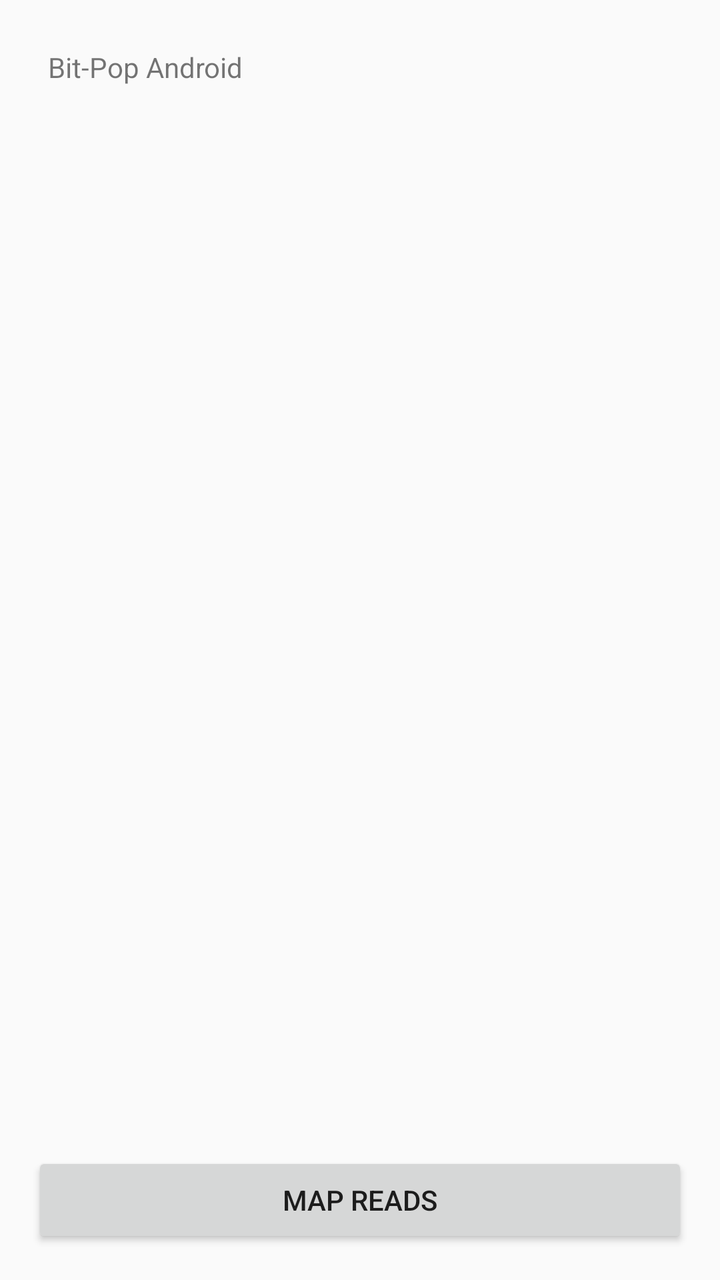
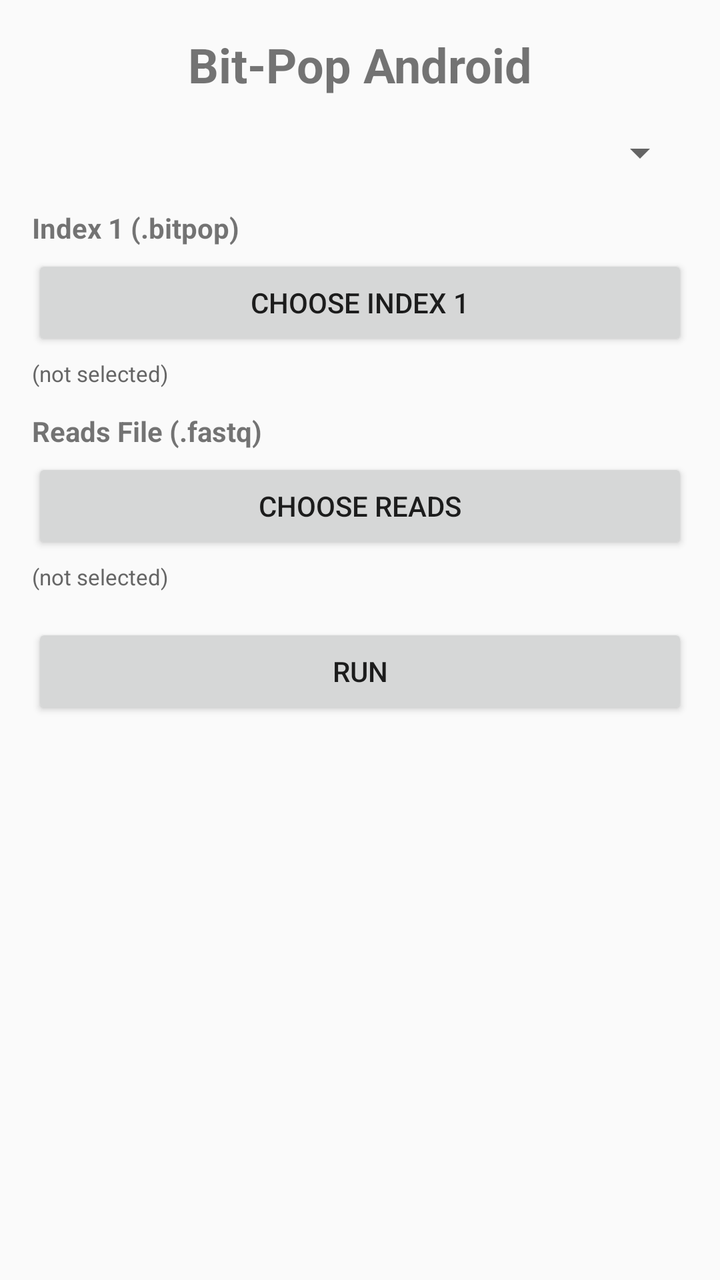

The first picture is an Android layout as it rendered before a commit; the second is the same layout after the commit. The layout source and the unified diff follow.
<!-- AndroidManifest.xml: application theme Theme.AppCompat.Light.DarkActionBar -->
<!-- res/layout/activity_main.xml -->
<?xml version="1.0" encoding="utf-8"?>
<androidx.constraintlayout.widget.ConstraintLayout
    xmlns:android="http://schemas.android.com/apk/res/android"
    xmlns:app="http://schemas.android.com/apk/res-auto"
    android:layout_width="match_parent"
    android:layout_height="match_parent"
    android:padding="16dp">

    <TextView
        android:id="@+id/statusText"
        android:layout_width="0dp"
        android:layout_height="0dp"
        android:text="Bit-Pop Android"
        android:textSize="14sp"
        android:padding="8dp"
        app:layout_constraintTop_toTopOf="parent"
        app:layout_constraintBottom_toTopOf="@+id/mapButton"
        app:layout_constraintStart_toStartOf="parent"
        app:layout_constraintEnd_toEndOf="parent" />

    <Button
        android:id="@+id/mapButton"
        android:layout_width="0dp"
        android:layout_height="wrap_content"
        android:text="Map Reads"
        app:layout_constraintBottom_toTopOf="@+id/progressBar"
        app:layout_constraintStart_toStartOf="parent"
        app:layout_constraintEnd_toEndOf="parent" />

    <ProgressBar
        android:id="@+id/progressBar"
        style="?android:attr/progressBarStyleHorizontal"
        android:layout_width="0dp"
        android:layout_height="wrap_content"
        android:visibility="gone"
        app:layout_constraintBottom_toBottomOf="parent"
        app:layout_constraintStart_toStartOf="parent"
        app:layout_constraintEnd_toEndOf="parent" />

</androidx.constraintlayout.widget.ConstraintLayout>
<!-- resources referenced by this layout -->
<resources>

</resources>

<!-- the commit's change to res/layout/activity_main.xml (unified diff, before → after) -->
@@ -1,40 +1,182 @@
 <?xml version="1.0" encoding="utf-8"?>
-<androidx.constraintlayout.widget.ConstraintLayout
+<ScrollView
     xmlns:android="http://schemas.android.com/apk/res/android"
-    xmlns:app="http://schemas.android.com/apk/res-auto"
     android:layout_width="match_parent"
     android:layout_height="match_parent"
     android:padding="16dp">
 
-    <TextView
-        android:id="@+id/statusText"
-        android:layout_width="0dp"
-        android:layout_height="0dp"
-        android:text="Bit-Pop Android"
-        android:textSize="14sp"
-        android:padding="8dp"
-        app:layout_constraintTop_toTopOf="parent"
-        app:layout_constraintBottom_toTopOf="@+id/mapButton"
-        app:layout_constraintStart_toStartOf="parent"
-        app:layout_constraintEnd_toEndOf="parent" />
+    <LinearLayout
+        android:layout_width="match_parent"
+        android:layout_height="wrap_content"
+        android:orientation="vertical">
 
-    <Button
-        android:id="@+id/mapButton"
-        android:layout_width="0dp"
-        android:layout_height="wrap_content"
-        android:text="Map Reads"
-        app:layout_constraintBottom_toTopOf="@+id/progressBar"
-        app:layout_constraintStart_toStartOf="parent"
-        app:layout_constraintEnd_toEndOf="parent" />
+        <TextView
+            android:layout_width="match_parent"
+            android:layout_height="wrap_content"
+            android:text="Bit-Pop Android"
+            android:textSize="24sp"
+            android:textStyle="bold"
+            android:gravity="center"
+            android:layout_marginBottom="16dp" />
 
-    <ProgressBar
-        android:id="@+id/progressBar"
-        style="?android:attr/progressBarStyleHorizontal"
-        android:layout_width="0dp"
-        android:layout_height="wrap_content"
-        android:visibility="gone"
-        app:layout_constraintBottom_toBottomOf="parent"
-        app:layout_constraintStart_toStartOf="parent"
-        app:layout_constraintEnd_toEndOf="parent" />
+        <Spinner
+            android:id="@+id/modeSpinner"
+            android:layout_width="match_parent"
+            android:layout_height="wrap_content"
+            android:layout_marginBottom="16dp" />
 
-</androidx.constraintlayout.widget.ConstraintLayout>
+        <TextView
+            android:layout_width="match_parent"
+            android:layout_height="wrap_content"
+            android:text="Index 1 (.bitpop)"
+            android:textSize="14sp"
+            android:textStyle="bold"
+            android:layout_marginBottom="4dp" />
+
+        <Button
+            android:id="@+id/selectIndex1Button"
+            android:layout_width="match_parent"
+            android:layout_height="wrap_content"
+            android:text="Choose Index 1"
+            android:layout_marginBottom="4dp" />
+
+        <TextView
+            android:id="@+id/index1PathText"
+            android:layout_width="match_parent"
+            android:layout_height="wrap_content"
+            android:text="(not selected)"
+            android:textSize="11sp"
+            android:textColor="#666666"
+            android:layout_marginBottom="12dp" />
+
+        <LinearLayout
+            android:id="@+id/multiIndexLayout"
+            android:layout_width="match_parent"
+            android:layout_height="wrap_content"
+            android:orientation="vertical"
+            android:visibility="gone">
+
+            <TextView
+                android:layout_width="match_parent"
+                android:layout_height="wrap_content"
+                android:text="Index 2 (.bitpop)"
+                android:textSize="14sp"
+                android:textStyle="bold"
+                android:layout_marginBottom="4dp" />
+
+            <Button
+                android:id="@+id/selectIndex2Button"
+                android:layout_width="match_parent"
+                android:layout_height="wrap_content"
+                android:text="Choose Index 2"
+                android:layout_marginBottom="4dp" />
+
+            <TextView
+                android:id="@+id/index2PathText"
+                android:layout_width="match_parent"
+                android:layout_height="wrap_content"
+                android:text="(not selected)"
+                android:textSize="11sp"
+                android:textColor="#666666"
+                android:layout_marginBottom="12dp" />
+
+            <TextView
+                android:layout_width="match_parent"
+                android:layout_height="wrap_content"
+                android:text="Index 3 (.bitpop) - optional"
+                android:textSize="14sp"
+                android:textStyle="bold"
+                android:layout_marginBottom="4dp" />
+
+            <Button
+                android:id="@+id/selectIndex3Button"
+                android:layout_width="match_parent"
+                android:layout_height="wrap_content"
+                android:text="Choose Index 3"
+                android:layout_marginBottom="4dp" />
+
+            <TextView
+                android:id="@+id/index3PathText"
+                android:layout_width="match_parent"
+                android:layout_height="wrap_content"
+                android:text="(not selected)"
+                android:textSize="11sp"
+                android:textColor="#666666"
+                android:layout_marginBottom="12dp" />
+        </LinearLayout>
+
+        <TextView
+            android:layout_width="match_parent"
+            android:layout_height="wrap_content"
+            android:text="Reads File (.fastq)"
+            android:textSize="14sp"
+            android:textStyle="bold"
+            android:layout_marginBottom="4dp" />
+
+        <Button
+            android:id="@+id/selectReadsButton"
+            android:layout_width="match_parent"
+            android:layout_height="wrap_content"
+            android:text="Choose Reads"
+            android:layout_marginBottom="4dp" />
+
+        <TextView
+            android:id="@+id/readsPathText"
+            android:layout_width="match_parent"
+            android:layout_height="wrap_content"
+            android:text="(not selected)"
+            android:textSize="11sp"
+            android:textColor="#666666"
+            android:layout_marginBottom="16dp" />
+
+        <LinearLayout
+            android:id="@+id/chunkingLayout"
+            android:layout_width="match_parent"
+            android:layout_height="wrap_content"
+            android:orientation="vertical"
+            android:visibility="gone">
+
+            <TextView
+                android:layout_width="match_parent"
+                android:layout_height="wrap_content"
+                android:text="Chunking %"
+                android:textSize="14sp"
+                android:textStyle="bold"
+                android:layout_marginBottom="4dp" />
+
+            <EditText
+                android:id="@+id/chunkPctEdit"
+                android:layout_width="match_parent"
+                android:layout_height="wrap_content"
+                android:inputType="numberDecimal"
+                android:hint="3 (0 = no chunking)"
+                android:text="3"
+                android:layout_marginBottom="12dp" />
+        </LinearLayout>
+
+        <Button
+            android:id="@+id/runButton"
+            android:layout_width="match_parent"
+            android:layout_height="wrap_content"
+            android:text="Run"
+            android:layout_marginBottom="12dp" />
+
+        <ProgressBar
+            android:id="@+id/progressBar"
+            style="?android:attr/progressBarStyleHorizontal"
+            android:layout_width="match_parent"
+            android:layout_height="wrap_content"
+            android:visibility="gone"
+            android:layout_marginBottom="12dp" />
+
+        <TextView
+            android:id="@+id/statusText"
+            android:layout_width="match_parent"
+            android:layout_height="wrap_content"
+            android:text=""
+            android:textSize="12sp"
+            android:padding="8dp"
+            android:minHeight="80dp" />
+
+    </LinearLayout>
+</ScrollView>
